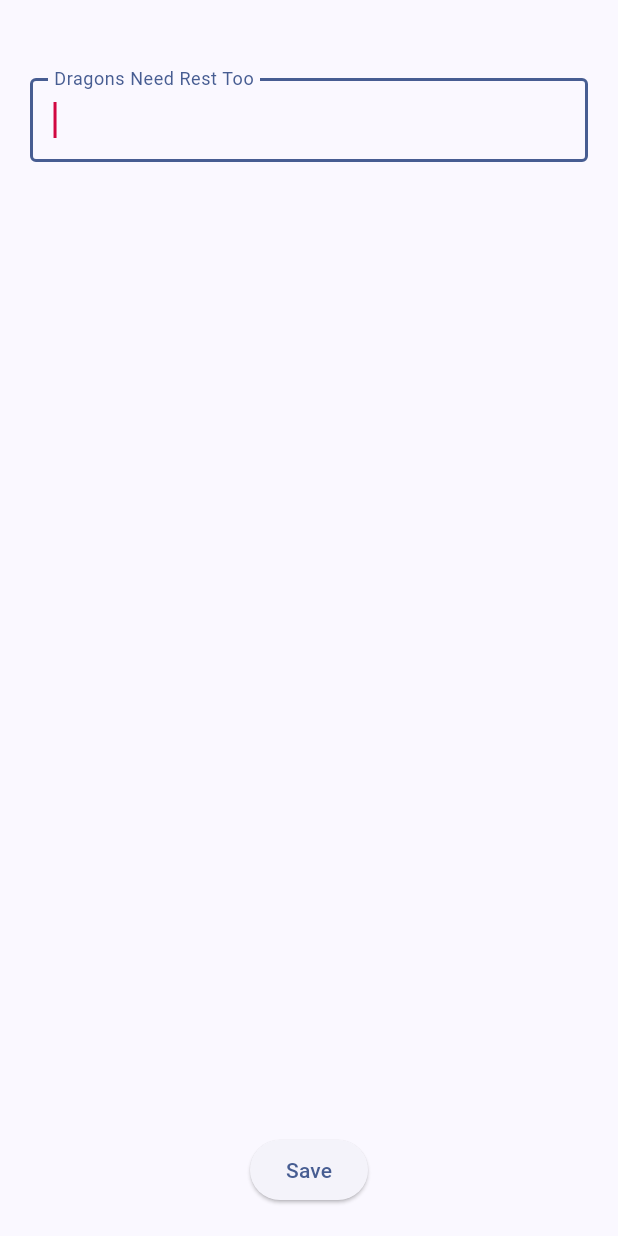
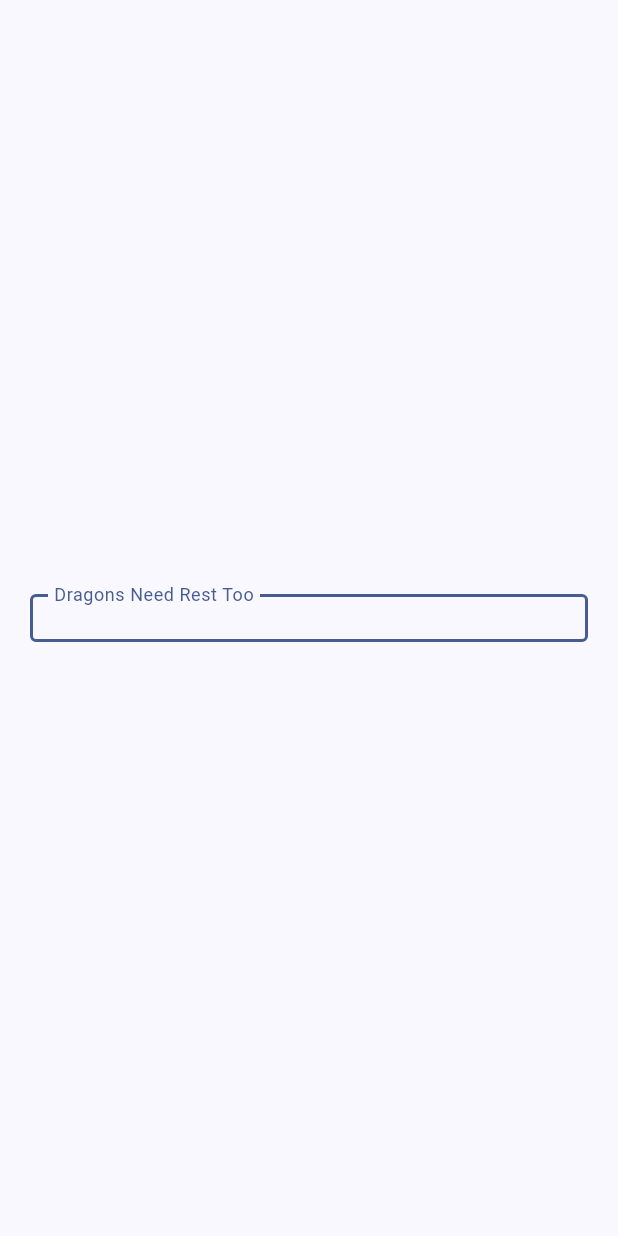
Before and after one commit to valerianaGit/3ThingsGame, a Flutter app: the GratitudeCard widget shown alone on an empty page, opened directly, on a phone screen of 412 x 824 dp. Run offline on Flutter 3.47's test engine with Material 3 defaults, Android fonts, the phone set to English and light mode, and no system bars; our stand-ins replace audioplayers, drift, firebase_core, go_router, google_mobile_ads, in_app_purchase and 1 more; missing offline and left inert: games_services; accounts and stored records are empty; generated files the repository leaves out were written again; statements that could not run were skipped.

Commit message:
updated gratitude card to be stateless widget

```diff
--- a/samples/game_template/lib/widgets/gratitude_card.dart
+++ b/samples/game_template/lib/widgets/gratitude_card.dart
@@ -4,69 +4,17 @@ import 'package:game_template/data/drift_db.dart';
 import 'package:game_template/constants/strings.dart';
 import '../src/style/palette.dart';
 import 'package:provider/provider.dart';
-import 'package:drift/drift.dart' hide Column;
+//import 'package:drift/drift.dart' hide Column;
 
-class GratitudeCard extends StatefulWidget {
+class GratitudeCard extends StatelessWidget {
   // ignore: use_key_in_widget_constructors
   GratitudeCard({this.incomingText = ''});
 
   String incomingText = '';
 
-  @override
-  State<GratitudeCard> createState() => _GratitudeCardState();
-}
+  String newContent = '';
 
-class _GratitudeCardState extends State<GratitudeCard> {
-  String newContent = '';
   var txtController = TextEditingController();
-
-  Widget getSaveButtonWidgetWith(
-      BuildContext context, GratitudesDatabase database) {
-    if (widget.incomingText == '') {
-      return ElevatedButton(
-        child: const Text(kSave),
-        onPressed: () {
-          saveButtonActionWith(context, database);
-        },
-      );
-    } else {
-      return const SizedBox(
-        height: 16.0,
-      );
-    }
-  }
-
-  Widget getWidget(Color borderColor, Color cursorColor) {
-    if (widget.incomingText == '') {
-      return Expanded(
-        child: scrollableTextField(borderColor),
-      );
-    } else {
-      return Expanded(
-        child: scrollableTextView(cursorColor),
-      );
-    }
-  }
-
-  SingleChildScrollView scrollableTextView(Color borderColor) {
-    return SingleChildScrollView(
-      //scrollable Text - > wrap in SingleChildScrollView -> wrap that in Expanded
-      child: Container(
-        padding: const EdgeInsets.all(16.0),
-        decoration: BoxDecoration(
-          border: Border.all(
-            color: borderColor,
-            width: 2.0,
-          ),
-          borderRadius: BorderRadius.circular(12),
-        ),
-        child: Text(
-          widget.incomingText,
-          overflow: TextOverflow.visible,
-        ),
-      ),
-    );
-  }
 
   Widget scrollableTextField(Color cursorColor) {
     //makes textfield scrollable - wrap in Expanded widget + maxlines = null
@@ -87,35 +35,6 @@ class _GratitudeCardState extends State<GratitudeCard> {
       ),
     );
   }
-
-//TODO: WE DON'T NEED TO EDIT, SO FIX THIS PAGE TO ONLY BE ABLE TO CREATE LETTERS.
-// Save to database . we don't need to retrieve these - so no problem with profiles
-//we will only have one profile
-  void saveButtonActionWith(BuildContext context, GratitudesDatabase database) {
-    if (widget.incomingText == '' && newContent != '') {
-      database.insertNewCompanionGratitude(
-        GratitudesCompanion(
-          content: Value(newContent),
-          date: Value(DateTime.now()),
-        ),
-      );
-
-      // Clear textfield
-      txtController.clear();
-      //TODO: ANIMATION TO SHOW THE LETTER WAS SENT
-
-      // // navigate to list view of notes
-      //           Navigator.push(
-      //       context,
-      //       MaterialPageRoute(
-      //         builder: (context) => ListViewLetters(),
-      //       ),
-      //     );
-    } else {
-      // Navigator.pop(context);
-    }
-  }
-
   @override
   Widget build(BuildContext context) {
     final palette = context.watch<Palette>();
@@ -128,28 +47,18 @@ class _GratitudeCardState extends State<GratitudeCard> {
               mainAxisSize: MainAxisSize.min,
               children: [
                 const SizedBox(
-                  width: 50.0, //TODO: MISSING CONSTARINT
-                  height: 32.0,
+                  width: 50.0,
+                  height: 16.0,
                 ),
 
-                //getWidget(palette.redPen, palette.darkPen),
-                scrollableTextField(palette.redPen),
+                Container(
+                  height: 32.0, // we'll see if it can still scroll with this container widget
+                  child: scrollableTextField(palette.redPen),),
 
                 const SizedBox(
-                  width: 50.0, // TODO: MISSING CONSTRAINT
+                  width: 50.0,
                   height: 16.0,
                 ),
-                getSaveButtonWidgetWith(context, database),
-                // DELETE THIS button to view the ddatabase
-                // ElevatedButton(
-                //   child: const Text('Check database'),
-                //   onPressed: () {
-                //     Navigator.of(context).push(MaterialPageRoute(
-                //         builder: (context) => DriftDbViewer(database),
-                //         ),
-                //         );
-                //   },
-                // ),
               ],
             ),
           ),
```
